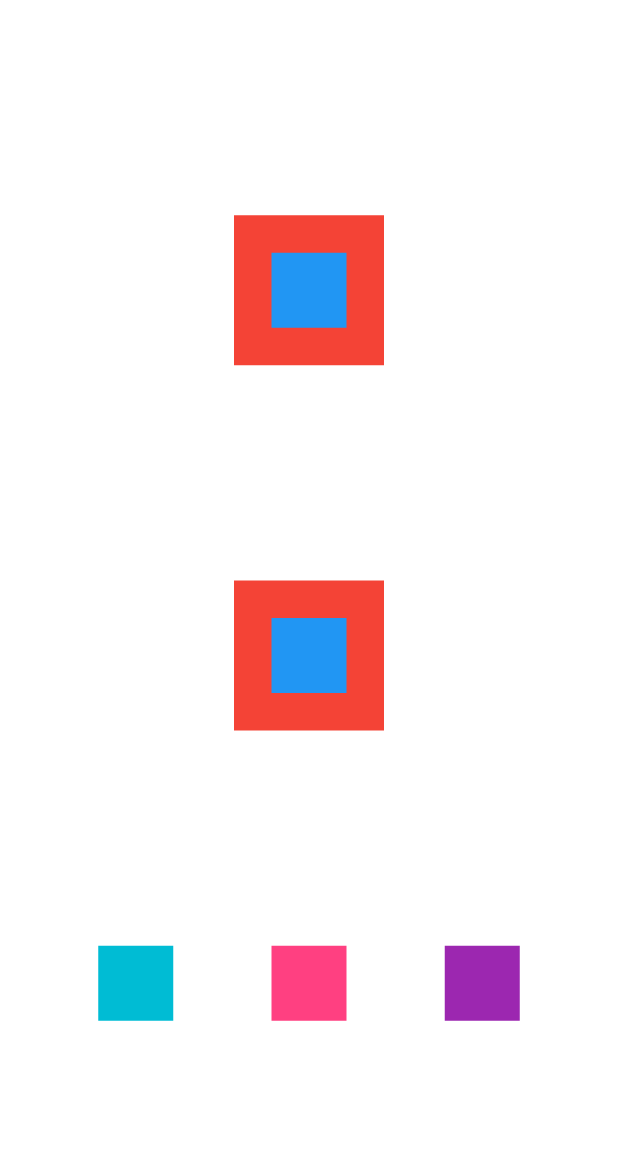
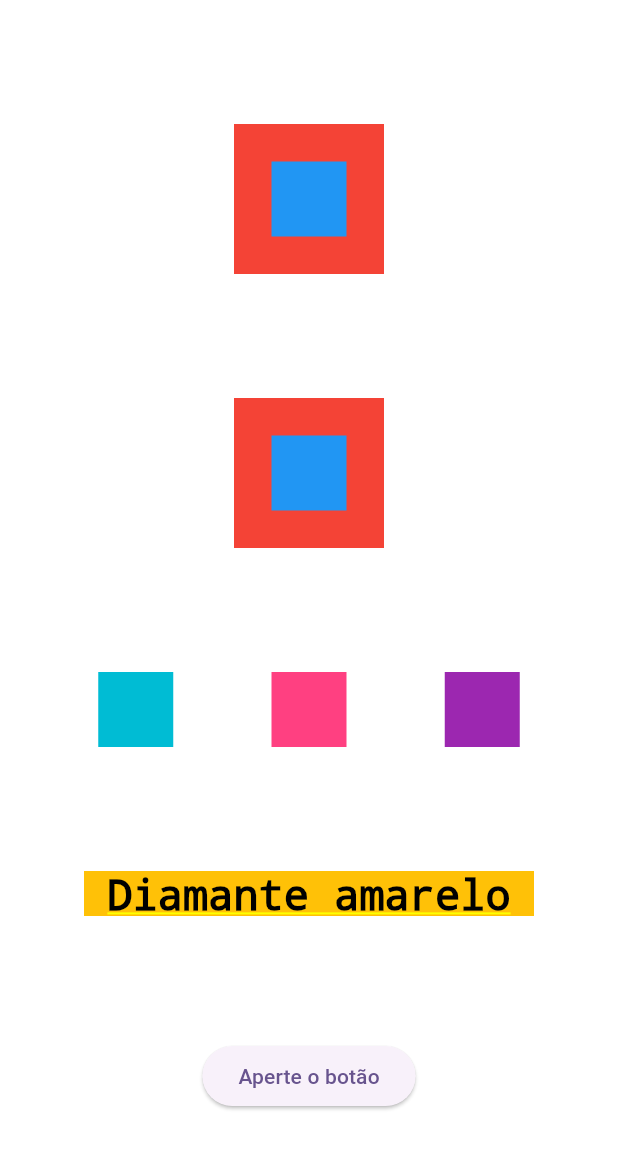
Before and after one commit to KarenGomes/Flutter, a Flutter app: the screen it shows after launch, on a phone screen of 412 x 824 dp. Shown: the top 1149 px of the screen. Run offline on Flutter 3.47's test engine with Material 3 defaults, Android fonts, the phone set to English and light mode, and no system bars.

Commit message:
text e ElevatedButton

```diff
--- a/lib/main.dart
+++ b/lib/main.dart
@@ -17,7 +17,9 @@ class MyApp extends StatelessWidget {
         colorScheme: ColorScheme.fromSeed(seedColor: Colors.deepPurple),
         useMaterial3: true,
       ),
-      home: Column(
+      home: Container(
+        color: Colors.white,
+        child: Column(
           mainAxisAlignment: MainAxisAlignment.spaceEvenly,
           crossAxisAlignment: CrossAxisAlignment.center,
           children: [
@@ -43,8 +45,25 @@ class MyApp extends StatelessWidget {
                 Container(color: Colors.pinkAccent, height: 50, width: 50),
                 Container(color: Colors.purple, height: 50, width: 50)
               ],
+            ),
+            Container(
+              color: Colors.amber,
+              height: 30,
+              width: 300,
+              child: Text(
+                'Diamante amarelo',
+                style: TextStyle(color: Colors.black, fontSize: 28),
+                textAlign: TextAlign.center,
+              ),
+            ),
+            ElevatedButton(
+                onPressed: (){
+                  print('Você apertou o botão');
+                },
+                child: Text('Aperte o botão')
             )
           ],
+        ),
       )
     );
   }
```
Lines whose indentation alone changed are shown as unchanged.
